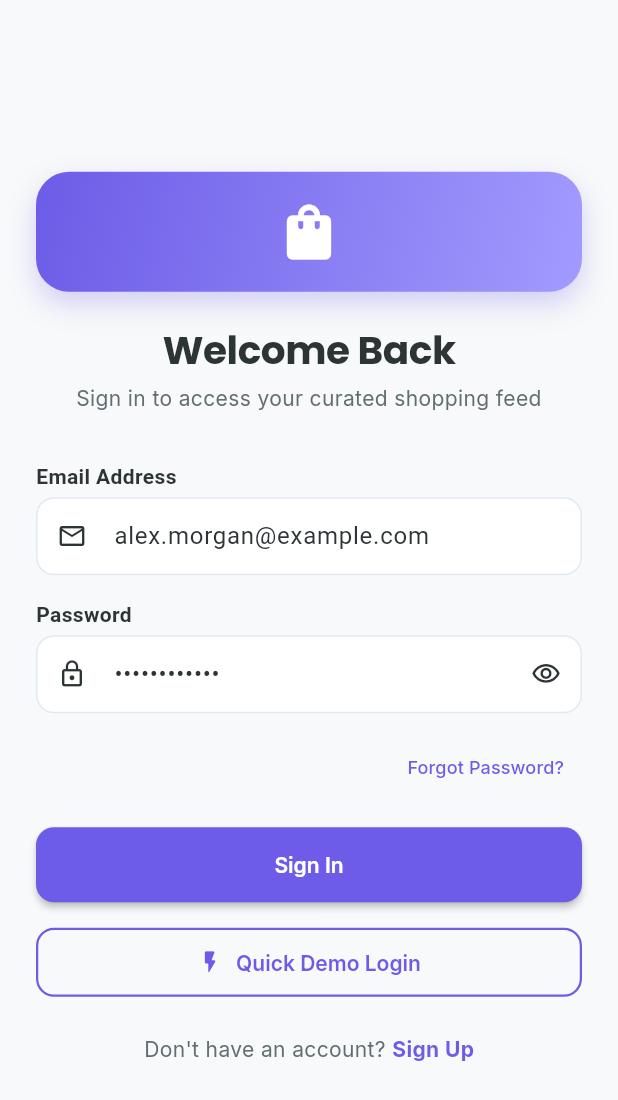
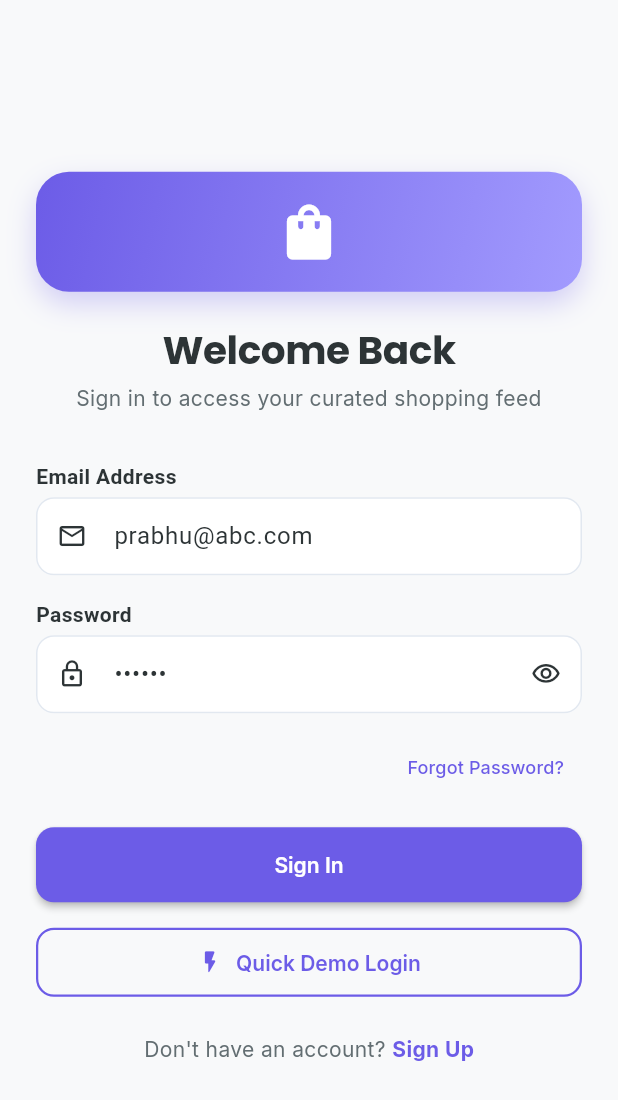
Before and after one commit to prabhunath111/ecommerce_app, a Flutter app: the screen it shows after launch, on a phone screen of 412 x 824 dp. Shown: the top 1100 px of the screen. Run offline on Flutter 3.47's test engine with Material 3 defaults, Android fonts, the phone set to English and light mode, and no system bars; our stand-ins replace cached_network_image, dartz, dio, equatable, flutter_secure_storage, get and 3 more; missing offline and left inert: razorpay_flutter; accounts and stored records are empty; network calls fail.

Commit message:
sign in done

```diff
--- a/lib/features/auth/data/datasources/auth_remote_data_source.dart
+++ b/lib/features/auth/data/datasources/auth_remote_data_source.dart
@@ -25,7 +25,7 @@ class AuthRemoteDataSourceImpl implements AuthRemoteDataSource {
       try {
         final response = await dioClient.post(
           ApiEndpoints.login,
-          data: {'username': email.split('@').first, 'password': password},
+          data: {'email': email, 'password': password},
         );
 
         if (response.statusCode == 200 && response.data != null) {
@@ -51,8 +51,8 @@ class AuthRemoteDataSourceImpl implements AuthRemoteDataSource {
         email: email,
         avatar: 'https://images.unsplash.com/photo-1534528741775-53994a69daeb?auto=format&fit=crop&w=400&q=80',
         token: 'jwt_trendify_session_${DateTime.now().millisecondsSinceEpoch}',
-        phone: '+91 98765 43210',
-        address: '22 Indiranagar, Bangalore, KA, India',
+        phone: '+91 95472 71228',
+        address: 'JP Nagar, Bangalore, KA, India',
       );
     } on AppException {
       rethrow;
--- a/lib/features/auth/presentation/screens/sign_in_screen.dart
+++ b/lib/features/auth/presentation/screens/sign_in_screen.dart
@@ -19,8 +19,8 @@ class SignInScreen extends StatefulWidget {
 
 class _SignInScreenState extends State<SignInScreen> {
   final _formKey = GlobalKey<FormState>();
-  final _emailController = TextEditingController(text: 'alex.morgan@example.com');
-  final _passwordController = TextEditingController(text: 'Password@123');
+  final _emailController = TextEditingController(text: 'prabhu@abc.com');
+  final _passwordController = TextEditingController(text: '123456');
 
   @override
   void dispose() {
```
Also changed, not shown: lib/core/constants/api_endpoints.dart (+6 -4 lines), 5 other files.
